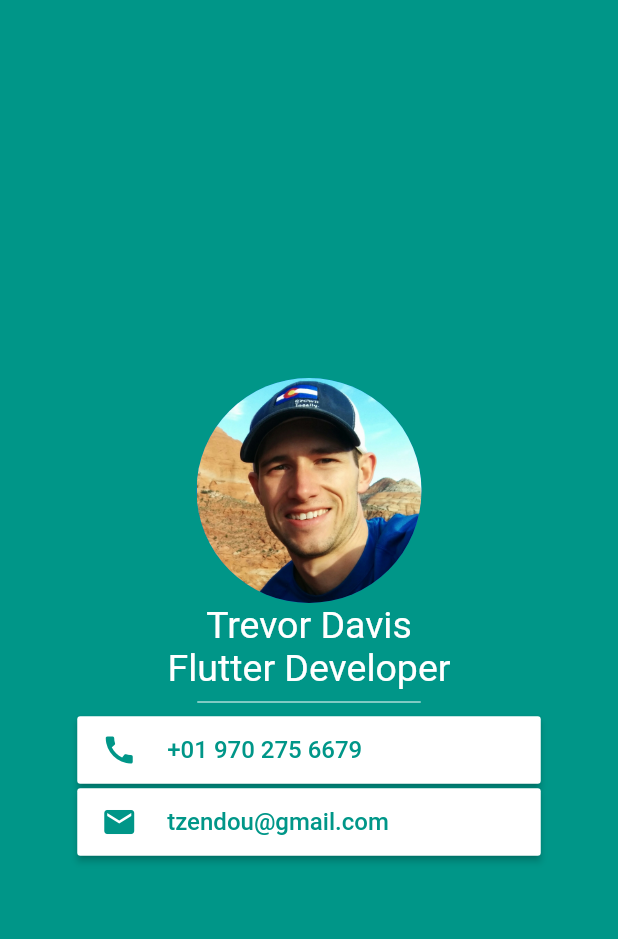
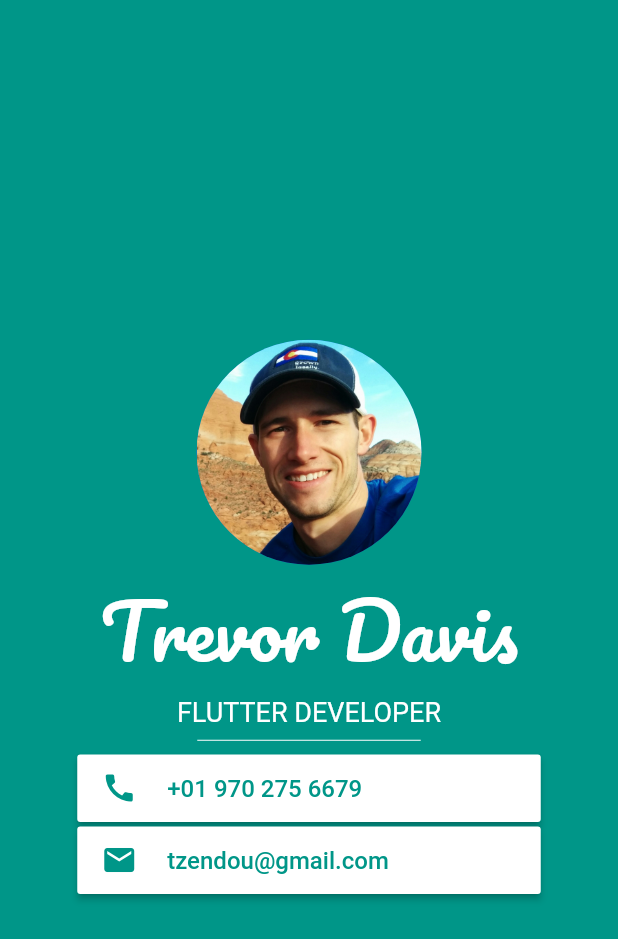
Before and after one commit to T-Davis/flutter_demos, a Flutter app: the screen it shows after launch, on a phone screen of 412 x 824 dp. Shown: the top 939 px of the screen. Run offline on Flutter 3.47's test engine with Material 2 defaults, Android fonts, the phone set to English and light mode, and no system bars; our stand-ins replace google_fonts.

Commit message:
Add custom fonts

```diff
--- a/mi_card_flutter/lib/main.dart
+++ b/mi_card_flutter/lib/main.dart
@@ -1,4 +1,5 @@
 import 'package:flutter/material.dart';
+import 'package:google_fonts/google_fonts.dart';
 
 void main() {
   runApp(MyApp());
@@ -26,11 +27,18 @@ class MyApp extends StatelessWidget {
                     ),
                     Text(
                       "Trevor Davis",
-                      style: TextStyle(fontSize: 25, color: Colors.white),
+                      style: GoogleFonts.pacifico(
+                          textStyle:
+                              TextStyle(color: Colors.white, fontSize: 50)),
                     ),
                     Text(
-                      "Flutter Developer",
-                      style: TextStyle(fontSize: 25, color: Colors.white),
+                      "FLUTTER DEVELOPER",
+                      style: GoogleFonts.lexendExa(
+                        textStyle: TextStyle(
+                          fontSize: 18,
+                          color: Colors.white,
+                        ),
+                      ),
                     ),
                     Padding(
                       padding: const EdgeInsets.fromLTRB(80, 0, 80, 0),
--- a/mi_card_flutter/pubspec.yaml
+++ b/mi_card_flutter/pubspec.yaml
@@ -15,6 +15,7 @@ environment:
 dependencies:
   flutter:
     sdk: flutter
+  google_fonts: ^1.1.0
 
   # The following adds the Cupertino Icons font to your application.
   # Use with the CupertinoIcons class for iOS style icons.
```
Also changed, not shown: 3 other files.
